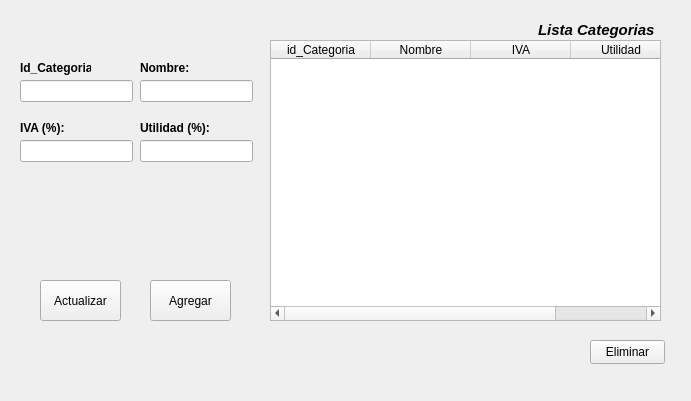
Old version of the form GUI/CategoriaCRUD.ui in the repository GT09Neil/proyecto_ventas.
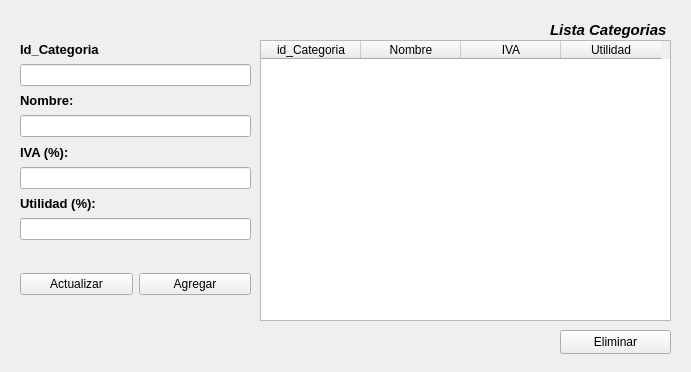
New version of the form.

```diff
--- a/GUI/CategoriaCRUD.ui
+++ b/GUI/CategoriaCRUD.ui
@@ -7,44 +7,18 @@
     <x>0</x>
     <y>0</y>
     <width>691</width>
-    <height>401</height>
+    <height>372</height>
    </rect>
   </property>
   <property name="windowTitle">
    <string>Frame</string>
   </property>
-  <widget class="QPushButton" name="ActualizarBTN">
-   <property name="geometry">
-    <rect>
-     <x>40</x>
-     <y>280</y>
-     <width>81</width>
-     <height>41</height>
-    </rect>
-   </property>
-   <property name="text">
-    <string>Actualizar</string>
-   </property>
-  </widget>
-  <widget class="QPushButton" name="AgregarBTN">
-   <property name="geometry">
-    <rect>
-     <x>150</x>
-     <y>280</y>
-     <width>81</width>
-     <height>41</height>
-    </rect>
-   </property>
-   <property name="text">
-    <string>Agregar</string>
-   </property>
-  </widget>
   <widget class="QPushButton" name="EliminarBTN">
    <property name="geometry">
     <rect>
-     <x>590</x>
-     <y>340</y>
-     <width>75</width>
+     <x>560</x>
+     <y>330</y>
+     <width>111</width>
      <height>24</height>
     </rect>
    </property>
@@ -55,9 +29,9 @@
   <widget class="QTableWidget" name="tablaCategorias">
    <property name="geometry">
     <rect>
-     <x>270</x>
+     <x>260</x>
      <y>40</y>
-     <width>391</width>
+     <width>411</width>
      <height>281</height>
     </rect>
    </property>
@@ -85,10 +59,10 @@
   <widget class="QLabel" name="label">
    <property name="geometry">
     <rect>
-     <x>538</x>
-     <y>20</y>
+     <x>550</x>
+     <y>19</y>
      <width>121</width>
-     <height>20</height>
+     <height>21</height>
     </rect>
    </property>
    <property name="font">
@@ -102,17 +76,21 @@
     <string>Lista Categorias</string>
    </property>
   </widget>
+  <widget class="QWidget" name="verticalLayoutWidget">
+   <property name="geometry">
+    <rect>
+     <x>20</x>
+     <y>40</y>
+     <width>231</width>
+     <height>200</height>
+    </rect>
+   </property>
+   <layout class="QVBoxLayout" name="DatosCategoria">
+    <item>
   <widget class="QLabel" name="label_2">
-   <property name="geometry">
-    <rect>
-     <x>20</x>
-     <y>60</y>
-     <width>71</width>
-     <height>16</height>
-    </rect>
-   </property>
    <property name="font">
     <font>
+        <pointsize>10</pointsize>
      <bold>true</bold>
     </font>
    </property>
@@ -120,57 +98,31 @@
     <string>Id_Categoria</string>
    </property>
   </widget>
-  <widget class="QLineEdit" name="idCategoriatxt">
-   <property name="geometry">
-    <rect>
-     <x>20</x>
-     <y>80</y>
-     <width>113</width>
-     <height>22</height>
-    </rect>
-   </property>
-  </widget>
-  <widget class="QLineEdit" name="NombreCategoriatxt">
-   <property name="geometry">
-    <rect>
-     <x>140</x>
-     <y>80</y>
-     <width>113</width>
-     <height>22</height>
-    </rect>
-   </property>
-  </widget>
-  <widget class="QLineEdit" name="ivatxt">
-   <property name="geometry">
-    <rect>
-     <x>20</x>
-     <y>140</y>
-     <width>113</width>
-     <height>22</height>
-    </rect>
-   </property>
-  </widget>
-  <widget class="QLineEdit" name="Utilidadtxt">
-   <property name="geometry">
-    <rect>
-     <x>140</x>
-     <y>140</y>
-     <width>113</width>
-     <height>22</height>
-    </rect>
-   </property>
-  </widget>
+    </item>
+    <item>
+     <widget class="QLineEdit" name="idCategoriaTXT"/>
+    </item>
+    <item>
+     <widget class="QLabel" name="label_5">
+      <property name="font">
+       <font>
+        <pointsize>10</pointsize>
+        <bold>true</bold>
+       </font>
+      </property>
+      <property name="text">
+       <string>Nombre:</string>
+      </property>
+     </widget>
+    </item>
+    <item>
+     <widget class="QLineEdit" name="NombreCategoriaTXT"/>
+    </item>
+    <item>
   <widget class="QLabel" name="label_3">
-   <property name="geometry">
-    <rect>
-     <x>20</x>
-     <y>120</y>
-     <width>71</width>
-     <height>16</height>
-    </rect>
-   </property>
    <property name="font">
     <font>
+        <pointsize>10</pointsize>
      <bold>true</bold>
     </font>
    </property>
@@ -178,17 +130,15 @@
     <string>IVA (%):</string>
    </property>
   </widget>
+    </item>
+    <item>
+     <widget class="QLineEdit" name="ivaTXT"/>
+    </item>
+    <item>
   <widget class="QLabel" name="label_4">
-   <property name="geometry">
-    <rect>
-     <x>140</x>
-     <y>120</y>
-     <width>71</width>
-     <height>16</height>
-    </rect>
-   </property>
    <property name="font">
     <font>
+        <pointsize>10</pointsize>
      <bold>true</bold>
     </font>
    </property>
@@ -196,23 +146,37 @@
     <string>Utilidad (%):</string>
    </property>
   </widget>
-  <widget class="QLabel" name="label_5">
+    </item>
+    <item>
+     <widget class="QLineEdit" name="UtilidadTXT"/>
+    </item>
+   </layout>
+  </widget>
+  <widget class="QWidget" name="horizontalLayoutWidget">
    <property name="geometry">
     <rect>
-     <x>140</x>
-     <y>60</y>
-     <width>71</width>
-     <height>16</height>
+     <x>20</x>
+     <y>249</y>
+     <width>231</width>
+     <height>71</height>
     </rect>
    </property>
-   <property name="font">
-    <font>
-     <bold>true</bold>
-    </font>
-   </property>
+   <layout class="QHBoxLayout" name="Botones">
+    <item>
+     <widget class="QPushButton" name="ActualizarBTN">
+      <property name="text">
+       <string>Actualizar</string>
+      </property>
+     </widget>
+    </item>
+    <item>
+     <widget class="QPushButton" name="AgregarBTN">
    <property name="text">
-    <string>Nombre:</string>
-   </property>
+       <string>Agregar</string>
+      </property>
+     </widget>
+    </item>
+   </layout>
   </widget>
  </widget>
  <resources/>
```
Lines whose indentation alone changed are shown as unchanged.
